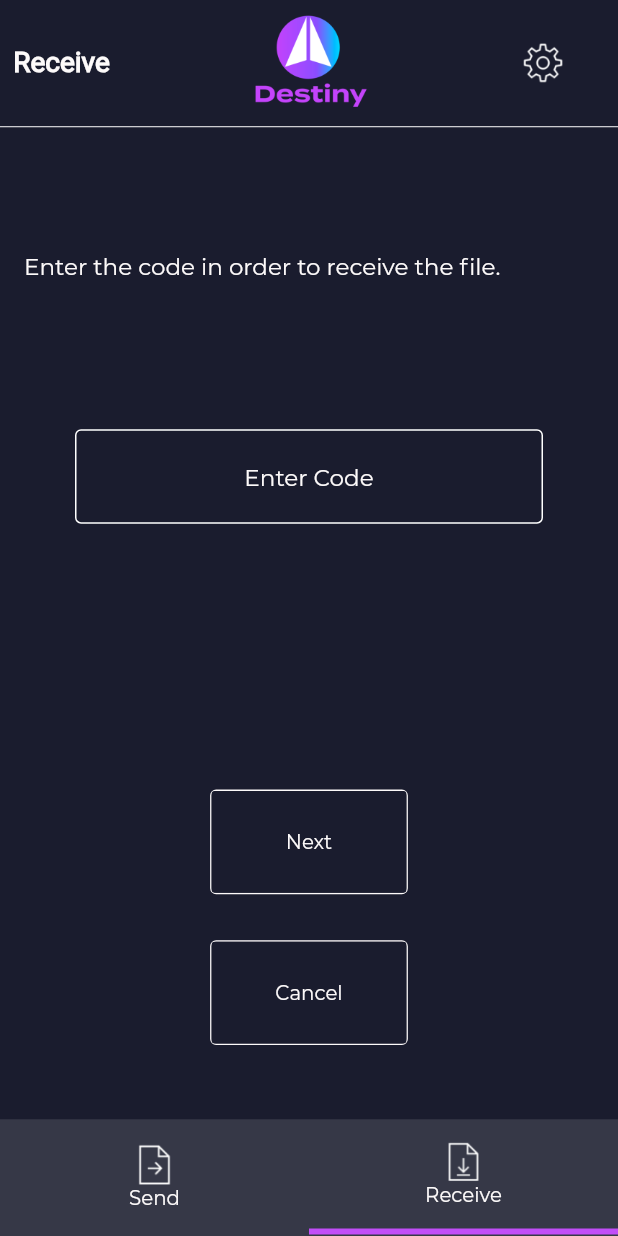
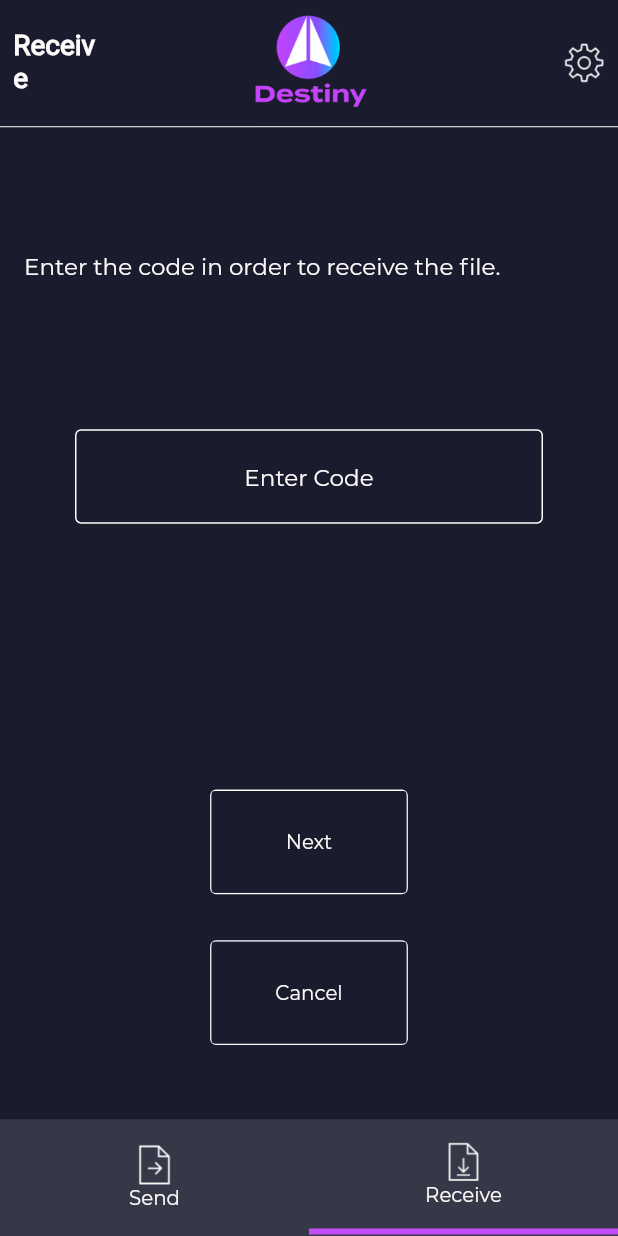
Before and after one commit to LeastAuthority/destiny, a Flutter app: the Receive screen opened by its route, on a phone screen of 412 x 824 dp. Run offline on Flutter 3.47's test engine with Material 2 defaults, Android fonts, the phone set to English and light mode, and no system bars; our stand-ins replace basic_utils, file_picker, flutter_screenutil, intro_slider, shared_preferences; accounts and stored records are empty; project files that could hold a hidden picture were left out.

Commit message:
setting icon alignment

```diff
--- a/lib/widgets/custom-app-bar.dart
+++ b/lib/widgets/custom-app-bar.dart
@@ -34,11 +34,11 @@ class _CustomAppBarState extends State<CustomAppBar> {
               mainAxisAlignment: MainAxisAlignment.spaceBetween,
               children: [
                 Expanded(
+                  flex: 2,
                   key: Key(CUSTOM_NAV_BAR_LEFT_ITEM),
                   child: Container(
                     alignment: Alignment.centerLeft,
                     height: 60.0.h,
-                    // width: 70.0.w,
                     padding: EdgeInsets.only(left:8.0.w),
                     child:  Text(
                         '$title',
@@ -47,10 +47,10 @@ class _CustomAppBarState extends State<CustomAppBar> {
                   ),
                 ),
                 Expanded(
+                  flex: 8,
                   key: Key(CUSTOM_NAV_BAR_MIDDLE_ITEM),
                   child:  Container(
                     height: 60.0.h,
-                    // width: 70.0.w,
                     alignment: Alignment.center,
                     child: Image.asset(
                       LOGO,
@@ -59,24 +59,24 @@ class _CustomAppBarState extends State<CustomAppBar> {
                   ),
                 ),
                 Expanded(
+                  flex: 2,
                   key: Key(CUSTOM_NAV_BAR_RIGHT_ITEM),
-                  child: Container(
-                    height: 60.0.h,
-                    // width: 70.0.w,
-                    alignment: Alignment.centerRight,
-                    child:  FlatButton.icon(
-                        label: Text(''),
-                        onPressed: () {
-                          if(title != SETTINGS)
-                            Navigator.pushNamed(context, SETTINGS_ROUTE);
-                        },
-                        icon: Image.asset(title == SETTINGS?
-                        SETTINGS_ICON_WITH_CIRCLE:SETTINGS_ICON,
+                  child:  GestureDetector(
+                      onTap: () {
+                        if(title != SETTINGS)
+                          Navigator.pushNamed(context, SETTINGS_ROUTE);
+                      },
+                      child:Container(
+                        padding: EdgeInsets.only(right:8.0.w),
+                        height: 60.0.h,
+                        alignment: Alignment.centerRight,
+                        child: Image.asset(
+                          SETTINGS_ICON,
                           width: 25.0.w,
-                        )
-                    ),
+                        ),
+                      )
                   ),
-                )
+                ),
               ],
             ),
             Divider(height: 1.0.h, color: Colors.white),
```
